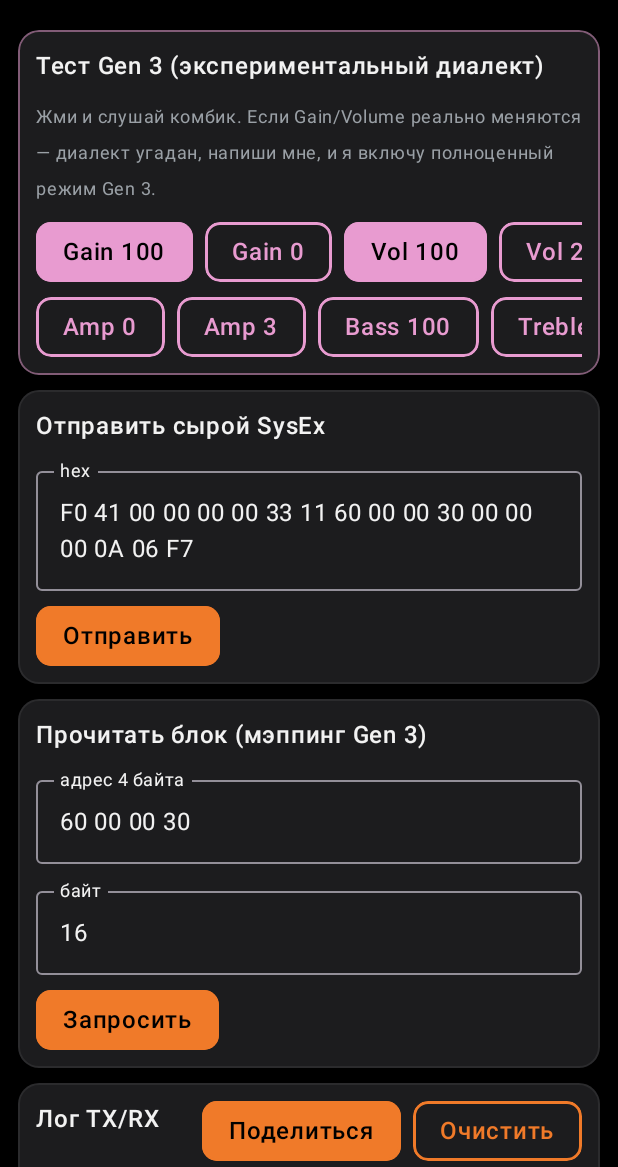
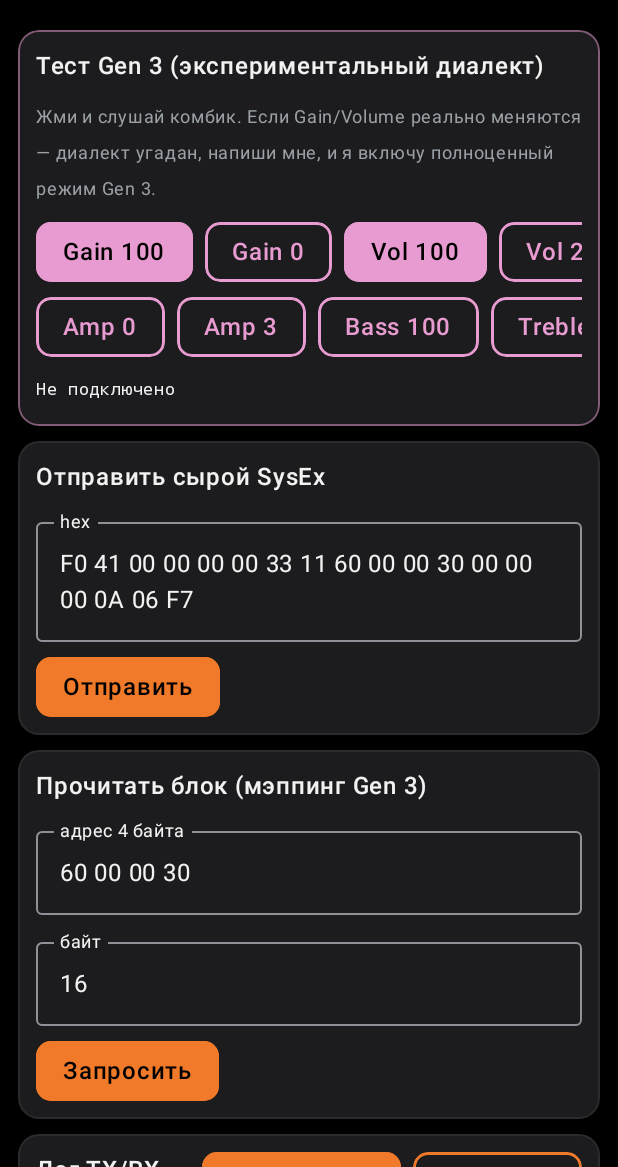
Before and after one commit to VladChaikovskiy/Raznoe, an Android app built with Jetpack Compose: the composable ConsoleScreen shown on its own in the app's theme, after a tap on "Gain 100", on a phone screen of 412 x 824 dp, the part 69-1236 px from its top. Run offline under Robolectric (Android 15) with nearby library versions, the phone set to English and light mode, and no system bars.

Commit message:
Show what the Gen 3 test buttons send (visible feedback)
sendNewGenAmp now returns the exact frame sent (or 'not connected'), shown
under the test buttons, so it's clear the buttons fire even when the amp
doesn't react audibly.

Co-Authored-By: Claude Opus 4.8 <noreply@anthropic.com>
Claude-Session: https://claude.ai/code/session_01ScybpQCqosd6Q8xNxYTWyu

```diff
--- a/app/src/main/java/com/raznoe/katana/KatanaViewModel.kt
+++ b/app/src/main/java/com/raznoe/katana/KatanaViewModel.kt
@@ -189,8 +189,11 @@ class KatanaViewModel(app: Application) : AndroidViewModel(app) {
     }
 
     /** Experimental new-gen (Gen 3 / Katana:GO dialect) amp command from the console. */
-    fun sendNewGenAmp(knob: Int, value: Int) {
-        controller?.sendSysEx(KatanaSysEx.buildNewGenAmpSet(knob, value))
+    fun sendNewGenAmp(knob: Int, value: Int): String {
+        val ctl = controller ?: return "Не подключено"
+        val frame = KatanaSysEx.buildNewGenAmpSet(knob, value)
+        ctl.sendSysEx(frame)
+        return "→ ${KatanaSysEx.toHex(frame)}"
     }
 
     fun sendRawHex(hex: String): String {
--- a/app/src/main/java/com/raznoe/katana/ui/KatanaApp.kt
+++ b/app/src/main/java/com/raznoe/katana/ui/KatanaApp.kt
@@ -415,6 +415,7 @@ private fun ConsoleScreen(vm: KatanaViewModel) {
         Modifier.fillMaxSize().verticalScroll(rememberScrollState()).padding(12.dp),
         verticalArrangement = Arrangement.spacedBy(10.dp),
     ) {
+        var testMsg by remember { mutableStateOf("") }
         DeviceTitle()
         Panel(accent = Nux.Pink) {
             Text("Тест Gen 3 (экспериментальный диалект)", color = Nux.TextHi, fontWeight = FontWeight.SemiBold)
@@ -424,16 +425,19 @@ private fun ConsoleScreen(vm: KatanaViewModel) {
                 color = Nux.TextLo, fontSize = 12.sp,
             )
             Row(Modifier.horizontalScroll(rememberScrollState()), horizontalArrangement = Arrangement.spacedBy(8.dp)) {
-                Pill("Gain 100", selected = true, accent = Nux.Pink) { vm.sendNewGenAmp(0x00, 100) }
-                Pill("Gain 0", selected = false, accent = Nux.Pink) { vm.sendNewGenAmp(0x00, 0) }
-                Pill("Vol 100", selected = true, accent = Nux.Pink) { vm.sendNewGenAmp(0x01, 100) }
-                Pill("Vol 20", selected = false, accent = Nux.Pink) { vm.sendNewGenAmp(0x01, 20) }
+                Pill("Gain 100", selected = true, accent = Nux.Pink) { testMsg = vm.sendNewGenAmp(0x00, 100) }
+                Pill("Gain 0", selected = false, accent = Nux.Pink) { testMsg = vm.sendNewGenAmp(0x00, 0) }
+                Pill("Vol 100", selected = true, accent = Nux.Pink) { testMsg = vm.sendNewGenAmp(0x01, 100) }
+                Pill("Vol 20", selected = false, accent = Nux.Pink) { testMsg = vm.sendNewGenAmp(0x01, 20) }
             }
             Row(Modifier.horizontalScroll(rememberScrollState()), horizontalArrangement = Arrangement.spacedBy(8.dp)) {
-                Pill("Amp 0", selected = false, accent = Nux.Pink) { vm.sendNewGenAmp(0x0C, 0) }
-                Pill("Amp 3", selected = false, accent = Nux.Pink) { vm.sendNewGenAmp(0x0C, 3) }
-                Pill("Bass 100", selected = false, accent = Nux.Pink) { vm.sendNewGenAmp(0x03, 100) }
-                Pill("Treble 100", selected = false, accent = Nux.Pink) { vm.sendNewGenAmp(0x05, 100) }
+                Pill("Amp 0", selected = false, accent = Nux.Pink) { testMsg = vm.sendNewGenAmp(0x0C, 0) }
+                Pill("Amp 3", selected = false, accent = Nux.Pink) { testMsg = vm.sendNewGenAmp(0x0C, 3) }
+                Pill("Bass 100", selected = false, accent = Nux.Pink) { testMsg = vm.sendNewGenAmp(0x03, 100) }
+                Pill("Treble 100", selected = false, accent = Nux.Pink) { testMsg = vm.sendNewGenAmp(0x05, 100) }
+            }
+            if (testMsg.isNotEmpty()) {
+                Text(testMsg, color = Nux.TextHi, fontFamily = FontFamily.Monospace, fontSize = 11.sp)
             }
         }
         Panel {
```
